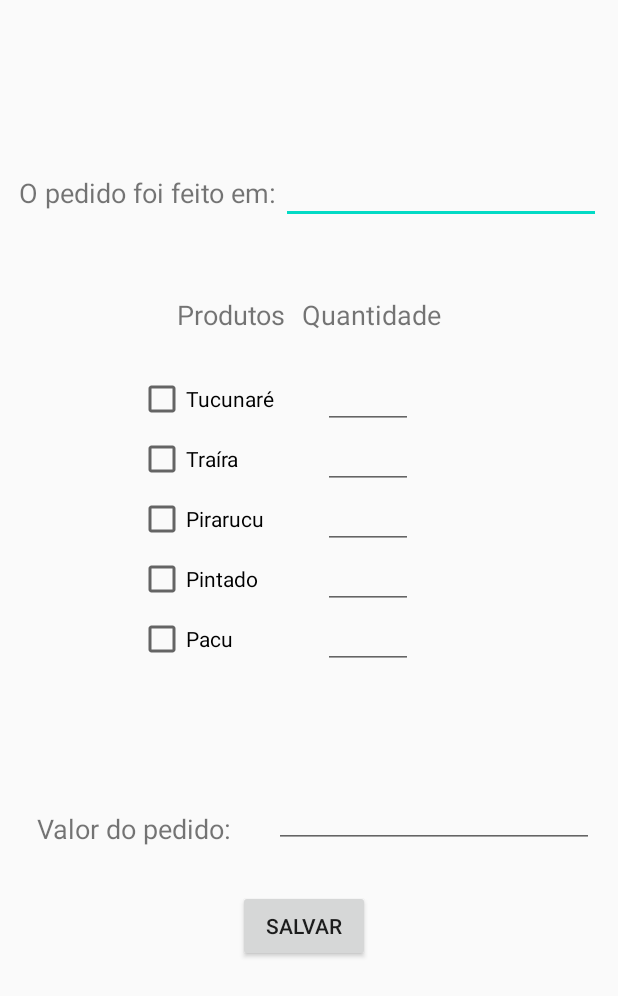
After one commit to felipekennedyalt/AV1Projeto, an Android app: the CadastroPedido screen opened directly, with no data from a screen before it, on a phone screen of 412 x 824 dp. The commit adds this screen. Shown: the top 996 px of the screen. Run offline under Robolectric (Android 15) with nearby library versions, the phone set to English and light mode, and no system bars.

Commit message:
commit final

```diff
--- a/AppFisher/app/src/main/AndroidManifest.xml
+++ b/AppFisher/app/src/main/AndroidManifest.xml
@@ -9,7 +9,9 @@
         android:roundIcon="@mipmap/ic_launcher_round"
         android:supportsRtl="true"
         android:theme="@style/AppTheme">
-        <activity android:name=".CadastroICMS"></activity>
+        <activity android:name=".CadastroVendas"></activity>
+        <activity android:name=".CadastroPedido" />
+        <activity android:name=".CadastroICMS" />
         <activity android:name=".MenuPrincipal" />
         <activity android:name=".MainActivity">
             <intent-filter>
--- /dev/null
+++ b/AppFisher/app/src/main/java/com/example/appfisher/CadastroPedido.java
@@ -0,0 +1,91 @@
+package com.example.appfisher;
+
+import androidx.appcompat.app.AlertDialog;
+
+import android.app.Activity;
+import android.os.Bundle;
+import android.view.View;
+import android.widget.Button;
+import android.widget.CheckBox;
+import android.widget.EditText;
+
+public class CadastroPedido extends Activity {
+
+    private AlertDialog.Builder alertDialog;
+    private EditText txtDataPedido;
+    private EditText txtValorPedido;
+    private Button btsalvarPedido;
+    private CheckBox checkTucunare;
+    private CheckBox checkTraira;
+    private CheckBox checkPirarucu;
+    private CheckBox checkPintado;
+    private CheckBox checkPacu;
+    private EditText txtQtdTucunare;
+    private EditText txtQtdTraira;
+    private EditText txtQtdPirarucu;
+    private EditText txtQtdPintado;
+    private EditText txtQtdPacu;
+
+    private Double valorPedido;
+
+    public Double getValorPedido() {
+        return valorPedido;
+    }
+
+    public void setValorPedido(Double valorPedido) {
+        this.valorPedido = valorPedido;
+    }
+
+    @Override
+    protected void onCreate(Bundle savedInstanceState) {
+        super.onCreate(savedInstanceState);
+        setContentView(R.layout.activity_cadastro_pedido);
+
+        txtDataPedido = findViewById(R.id.txtDataPedido);
+        txtValorPedido = findViewById(R.id.txtValorPedido);
+        btsalvarPedido = findViewById(R.id.btSalvarPedido);
+        checkTucunare = findViewById(R.id.checkTucunare);
+        checkTraira = findViewById(R.id.checkTraira);
+        checkPirarucu = findViewById(R.id.checkPirarucu);
+        checkPintado = findViewById(R.id.checkPintado);
+        checkPacu = findViewById(R.id.checkPacu);
+        txtQtdTucunare = findViewById(R.id.txtQtdPirarucu);
+        txtQtdTraira = findViewById(R.id.txtQtdTraira);
+        txtQtdPirarucu = findViewById(R.id.txtQtdPirarucu);
+        txtQtdPintado = findViewById(R.id.txtQtdPintado);
+        txtQtdPacu = findViewById(R.id.txtQtdPacu);
+
+
+        btsalvarPedido.setOnClickListener(new View.OnClickListener() {
+        @Override
+        public void onClick(View v) {
+
+            alertDialog = new AlertDialog.Builder(CadastroPedido.this);
+
+            String mensagem = "";
+            mensagem += "O pedido foi feito em: " + txtDataPedido.getText().toString();
+            mensagem += "\n Peixes selecionados: ";
+            if(checkTucunare.isChecked()){
+                mensagem += " " + checkTucunare.getText().toString() + " x" + txtQtdTucunare.getText().toString();
+            }if(checkTraira.isChecked()){
+                mensagem += ", " + checkTraira.getText().toString() + " x" + txtQtdTraira.getText().toString();
+            }if(checkPirarucu.isChecked()){
+                mensagem += ", " + checkPirarucu.getText().toString() + " x" + txtQtdPirarucu.getText().toString();
+            }if(checkPintado.isChecked()){
+                mensagem += ", " + checkPintado.getText().toString() + " x" + txtQtdPintado.getText().toString();
+            }if(checkPacu.isChecked()){
+                mensagem += ", " + checkPacu.getText().toString() + " x" + txtQtdPacu.getText().toString();
+            }
+            mensagem += "\n Valor do pedido: " + txtValorPedido.getText().toString();
+            mensagem += "R$";
+
+            alertDialog.setTitle("Pedido Salvo");
+            alertDialog.setPositiveButton("OK", null);
+            alertDialog.setMessage(mensagem);
+
+            alertDialog.create();
+            alertDialog.show();
+            }
+        });
+    }
+}
--- a/AppFisher/app/src/main/java/com/example/appfisher/MainActivity.java
+++ b/AppFisher/app/src/main/java/com/example/appfisher/MainActivity.java
@@ -2,13 +2,14 @@ package com.example.appfisher;
 
 import androidx.appcompat.app.AppCompatActivity;
 
+import android.app.Activity;
 import android.content.Intent;
 import android.os.Bundle;
 import android.view.View;
 import android.widget.Button;
 import android.widget.EditText;
 
-public class MainActivity extends AppCompatActivity {
+public class MainActivity extends Activity {
 
 
     private EditText txtLogin;
--- a/AppFisher/app/src/main/java/dao/ICMSDAO.java
+++ b/AppFisher/app/src/main/java/dao/ICMSDAO.java
@@ -6,7 +6,7 @@ import com.example.appfisher.CadastroICMS;
 public class ICMSDAO {
 
     public boolean save(CadastroICMS icms){
-        System.out.println("Operação realizada com sucesso! " + icms.getEstadoOrigem());
+        System.out.println("Operação realizada com sucesso! " + icms.getEstado());
         return true;
     }
 }
--- /dev/null
+++ b/AppFisher/app/src/main/res/layout/activity_cadastro_pedido.xml
@@ -0,0 +1,189 @@
+<?xml version="1.0" encoding="utf-8"?>
+<androidx.constraintlayout.widget.ConstraintLayout xmlns:android="http://schemas.android.com/apk/res/android"
+    xmlns:app="http://schemas.android.com/apk/res-auto"
+    xmlns:tools="http://schemas.android.com/tools"
+    android:layout_width="match_parent"
+    android:layout_height="match_parent"
+    tools:context=".CadastroPedido">
+
+    <Button
+        android:id="@+id/btSalvarPedido"
+        android:layout_width="wrap_content"
+        android:layout_height="wrap_content"
+        android:layout_marginTop="28dp"
+        android:text="Salvar"
+        app:layout_constraintEnd_toEndOf="parent"
+        app:layout_constraintHorizontal_bias="0.489"
+        app:layout_constraintStart_toStartOf="parent"
+        app:layout_constraintTop_toBottomOf="@+id/txtValorPedido" />
+
+    <TextView
+        android:id="@+id/textView9"
+        android:layout_width="wrap_content"
+        android:layout_height="wrap_content"
+        android:layout_marginTop="116dp"
+        android:text="O pedido foi feito em: "
+        android:textSize="18sp"
+        app:layout_constraintEnd_toEndOf="parent"
+        app:layout_constraintHorizontal_bias="0.054"
+        app:layout_constraintStart_toStartOf="parent"
+        app:layout_constraintTop_toTopOf="parent" />
+
+    <EditText
+        android:id="@+id/txtDataPedido"
+        android:layout_width="wrap_content"
+        android:layout_height="wrap_content"
+        android:layout_marginTop="104dp"
+        android:ems="10"
+        android:inputType="date"
+        app:layout_constraintEnd_toEndOf="parent"
+        app:layout_constraintHorizontal_bias="0.944"
+        app:layout_constraintStart_toStartOf="parent"
+        app:layout_constraintTop_toTopOf="parent" />
+
+    <TextView
+        android:id="@+id/textView11"
+        android:layout_width="wrap_content"
+        android:layout_height="wrap_content"
+        android:layout_marginTop="84dp"
+        android:text="Valor do pedido: "
+        android:textSize="18sp"
+        app:layout_constraintEnd_toEndOf="parent"
+        app:layout_constraintHorizontal_bias="0.089"
+        app:layout_constraintStart_toStartOf="parent"
+        app:layout_constraintTop_toBottomOf="@+id/radioGroup" />
+
+    <EditText
+        android:id="@+id/txtValorPedido"
+        android:layout_width="wrap_content"
+        android:layout_height="wrap_content"
+        android:layout_marginTop="64dp"
+        android:ems="10"
+        android:inputType="numberDecimal"
+        app:layout_constraintEnd_toEndOf="parent"
+        app:layout_constraintHorizontal_bias="0.919"
+        app:layout_constraintStart_toStartOf="parent"
+        app:layout_constraintTop_toBottomOf="@+id/radioGroup" />
+
+    <RadioGroup
+        android:id="@+id/radioGroup"
+        android:layout_width="123dp"
+        android:layout_height="210dp"
+        android:layout_marginTop="24dp"
+        app:layout_constraintEnd_toEndOf="parent"
+        app:layout_constraintHorizontal_bias="0.319"
+        app:layout_constraintStart_toStartOf="parent"
+        app:layout_constraintTop_toBottomOf="@+id/textView15">
+
+        <CheckBox
+            android:id="@+id/checkTucunare"
+            android:layout_width="match_parent"
+            android:layout_height="40dp"
+            android:text="Tucunaré" />
+
+        <CheckBox
+            android:id="@+id/checkTraira"
+            android:layout_width="match_parent"
+            android:layout_height="40dp"
+            android:text="Traíra" />
+
+        <CheckBox
+            android:id="@+id/checkPirarucu"
+            android:layout_width="match_parent"
+            android:layout_height="40dp"
+            android:text="Pirarucu" />
+
+        <CheckBox
+            android:id="@+id/checkPintado"
+            android:layout_width="match_parent"
+            android:layout_height="40dp"
+            android:text="Pintado" />
+
+        <CheckBox
+            android:id="@+id/checkPacu"
+            android:layout_width="match_parent"
+            android:layout_height="40dp"
+            android:text="Pacu" />
+    </RadioGroup>
+
+    <TextView
+        android:id="@+id/textView15"
+        android:layout_width="wrap_content"
+        android:layout_height="wrap_content"
+        android:layout_marginTop="48dp"
+        android:text="Produtos"
+        android:textSize="18sp"
+        app:layout_constraintEnd_toEndOf="parent"
+        app:layout_constraintHorizontal_bias="0.348"
+        app:layout_constraintStart_toStartOf="parent"
+        app:layout_constraintTop_toBottomOf="@+id/txtDataPedido" />
+
+    <TextView
+        android:id="@+id/textView5"
+        android:layout_width="wrap_content"
+        android:layout_height="wrap_content"
+        android:layout_marginTop="48dp"
+        android:text="Quantidade"
+        android:textSize="18sp"
+        app:layout_constraintEnd_toEndOf="parent"
+        app:layout_constraintHorizontal_bias="0.084"
+        app:layout_constraintStart_toEndOf="@+id/textView15"
+        app:layout_constraintTop_toBottomOf="@+id/txtDataPedido" />
+
+    <EditText
+        android:id="@+id/txtQtdTucunare"
+        android:layout_width="60dp"
+        android:layout_height="40dp"
+        android:layout_marginTop="24dp"
+        android:ems="10"
+        android:inputType="number"
+        app:layout_constraintEnd_toEndOf="parent"
+        app:layout_constraintHorizontal_bias="0.0"
+        app:layout_constraintStart_toEndOf="@+id/radioGroup"
+        app:layout_constraintTop_toBottomOf="@+id/textView5" />
+
+    <EditText
+        android:id="@+id/txtQtdPirarucu"
+        android:layout_width="60dp"
+        android:layout_height="40dp"
+        android:ems="10"
+        android:inputType="number"
+        app:layout_constraintEnd_toEndOf="parent"
+        app:layout_constraintHorizontal_bias="0.0"
+        app:layout_constraintStart_toEndOf="@+id/radioGroup"
+        app:layout_constraintTop_toBottomOf="@+id/txtQtdTraira" />
+
+    <EditText
+        android:id="@+id/txtQtdTraira"
+        android:layout_width="60dp"
+        android:layout_height="40dp"
+        android:ems="10"
+        android:inputType="number"
+        app:layout_constraintEnd_toEndOf="parent"
+        app:layout_constraintHorizontal_bias="0.0"
+        app:layout_constraintStart_toEndOf="@+id/radioGroup"
+        app:layout_constraintTop_toBottomOf="@+id/txtQtdTucunare" />
+
+    <EditText
+        android:id="@+id/txtQtdPintado"
+        android:layout_width="60dp"
+        android:layout_height="40dp"
+        android:ems="10"
+        android:inputType="number"
+        app:layout_constraintEnd_toEndOf="parent"
+        app:layout_constraintHorizontal_bias="0.0"
+        app:layout_constraintStart_toEndOf="@+id/radioGroup"
+        app:layout_constraintTop_toBottomOf="@+id/txtQtdPirarucu" />
+
+    <EditText
+        android:id="@+id/txtQtdPacu"
+        android:layout_width="60dp"
+        android:layout_height="40dp"
+        android:ems="10"
+        android:inputType="number"
+        app:layout_constraintEnd_toEndOf="parent"
+        app:layout_constraintHorizontal_bias="0.0"
+        app:layout_constraintStart_toEndOf="@+id/radioGroup"
+        app:layout_constraintTop_toBottomOf="@+id/txtQtdPintado" />
+
+</androidx.constraintlayout.widget.ConstraintLayout>
```
Also changed, not shown: AppFisher/app/src/main/java/com/example/appfisher/CadastroICMS.java (+10 -27 lines), AppFisher/app/src/main/java/com/example/appfisher/CadastroVendas.java (added, +78 -0 lines), AppFisher/app/src/main/java/com/example/appfisher/MenuPrincipal.java (+23 -2 lines), AppFisher/app/src/main/java/dao/PedidoDAO.java (added, +12 -0 lines), AppFisher/app/src/main/java/dao/VendasDAO.java (added, +11 -0 lines), AppFisher/app/src/main/res/layout/activity_cadastro_i_c_m_s.xml (+36 -59 lines), AppFisher/app/src/main/res/layout/activity_cadastro_vendas.xml (added, +126 -0 lines), AppFisher/app/src/main/res/layout/activity_menu_principal.xml (+23 -1 lines), 3 other files.
